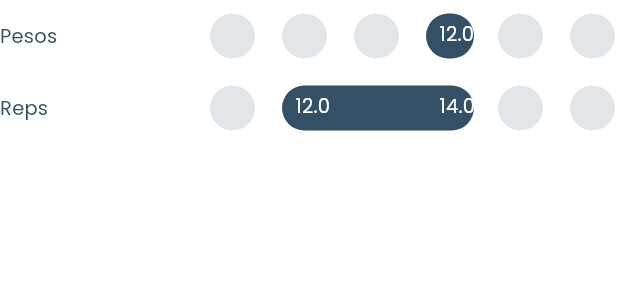
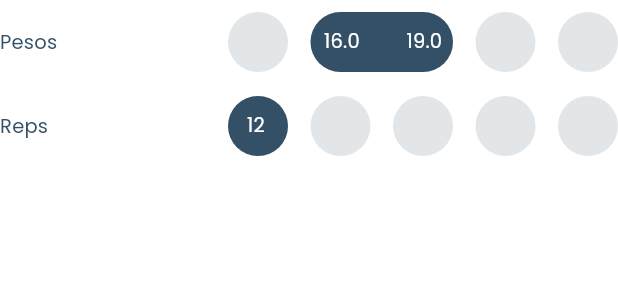
Before and after one commit to jreyesgfi/flutter_train_tracker_app, a Flutter app: the SessionInfoWidget widget shown alone on an empty page, opened directly, on a phone screen of 412 x 824 dp. Shown: the top 300 px of the screen. Run offline on Flutter 3.47's test engine with Material 3 defaults, Android fonts, the light colour scheme and no system bars; our stand-ins replace flutter_svg, shared_preferences; missing offline and left inert: amplify_auth_cognito, amplify_core, amplify_datastore, amplify_flutter; accounts and stored records are empty.

Commit message:
Updated Session Info Widget UI

```diff
--- a/lib/presentation_layer/screens/widget_testing_screen.dart
+++ b/lib/presentation_layer/screens/widget_testing_screen.dart
@@ -11,10 +11,10 @@ final lastTrainingData = SessionInfoSchema(
     exerciseName: "Elevaciones Frontales",
     muscleGroup: "Hombro",
     timeSinceLastSession: 6,
-    minWeight: 12,
-    maxWeight: 12,
+    minWeight: 16,
+    maxWeight: 19,
     minReps: 12,
-    maxReps: 14);
+    maxReps: 12);
 
 class TestingScreen extends StatefulWidget {
   @override
--- a/lib/presentation_layer/widgets/common/custom_slider.dart
+++ b/lib/presentation_layer/widgets/common/custom_slider.dart
@@ -4,31 +4,34 @@ import 'dart:math' as math;
 class InfoChartLastTrain extends StatelessWidget {
   final double minVal;
   final double maxVal;
-  final bool right;
+  final int initialIndex;
+  final int lastIndex;
+  final bool decimal;
 
   const InfoChartLastTrain({
     super.key,
     required this.minVal,
     required this.maxVal,
-    this.right = true,
+    this.initialIndex = 0,
+    this.lastIndex = 4,
+    this.decimal = true,
   }) : assert(minVal <= maxVal, 'minVal should not be greater than maxVal');
 
   @override
   Widget build(BuildContext context) {
     final theme = Theme.of(context);
-    const double height = 32.0;
-    const double gap = 16.0;
-    const int dotsNum = 6;
+    const double height = 40.0;
+    const double gap = 15.0;
+    const int dotsNum = 5;
 
-    const width = (gap + height) * dotsNum;
-    final int range = math.min(maxVal - minVal, 2).toInt();
-    final double rangeBarWidth = range * (height + gap) + height;
+    const totalWidth = (gap + height) * dotsNum;
 
     List<double> positions = List.generate(dotsNum, (i) => i * (height + gap) + gap);
 
-    final int initialIndex = (right == true ? 3 : 2) - (range == 2 ? 1 : 0);
     final double scaledMinPos = positions[initialIndex];
-    final double scaledMaxPos = positions[initialIndex + range];
+    final double scaledMaxPos = positions[lastIndex];
+    final double rangeBarWidth = maxVal == minVal ? height : scaledMaxPos - scaledMinPos + height;
+
     List<Widget> dots = List.generate(dotsNum, (j) {
       return Positioned(
         left: positions[j],
@@ -37,7 +40,7 @@ class InfoChartLastTrain extends StatelessWidget {
     });
 
     return Container(
-      width: width,
+      width: totalWidth,
       height: height,
       margin: const EdgeInsets.symmetric(vertical: 8.0),
       child: Stack(
@@ -46,14 +49,14 @@ class InfoChartLastTrain extends StatelessWidget {
           ...dots,
           _buildRangeBar(theme, scaledMinPos, rangeBarWidth),
           Positioned(
-            left: 9+scaledMinPos,
-            top: 8,
-            child: _buildLabel(theme, minVal.toString(), minVal != maxVal),
+            left: 9 + scaledMinPos,
+            top: 13,
+            child: _buildLabel(theme, _formatNumber(minVal), true),
           ),
           Positioned(
-            left: 9+scaledMaxPos,
-            top: 8,
-            child: _buildLabel(theme, maxVal.toString(), true),
+            left: 9 + scaledMaxPos,
+            top: 13,
+            child: _buildLabel(theme, _formatNumber(maxVal), minVal != maxVal),
           ),
         ],
       ),
@@ -65,10 +68,10 @@ class InfoChartLastTrain extends StatelessWidget {
       left: start,
       width: width,
       child: Container(
-        height: 30,
+        height: 40,
         decoration: BoxDecoration(
           color: theme.primaryColorDark,
-          borderRadius: BorderRadius.circular(15),
+          borderRadius: BorderRadius.circular(20),
         ),
       ),
     );
@@ -76,8 +79,8 @@ class InfoChartLastTrain extends StatelessWidget {
 
   Widget _buildDot(ThemeData theme) {
     return Container(
-      width: 30,
-      height: 30,
+      width: 40,
+      height: 40,
       decoration: BoxDecoration(
         color: theme.primaryColorLight,
         shape: BoxShape.circle,
@@ -92,4 +95,8 @@ class InfoChartLastTrain extends StatelessWidget {
       style: theme.textTheme.bodyMedium?.copyWith(color: theme.scaffoldBackgroundColor),
     );
   }
+
+  String _formatNumber(double number) {
+    return decimal ? number.toStringAsFixed(1) : ' ${number.toInt().toString()}';
+  }
 }
--- a/lib/presentation_layer/widgets/trainingSession/session_info_widget.dart
+++ b/lib/presentation_layer/widgets/trainingSession/session_info_widget.dart
@@ -16,6 +16,16 @@ class SessionInfoWidget extends StatelessWidget {
   Widget build(BuildContext context) {
     final theme = Theme.of(context);
 
+    List<double> values = [
+      sessionInfo.minReps.toDouble(),
+      sessionInfo.maxReps.toDouble(),
+      sessionInfo.minWeight,
+      sessionInfo.maxWeight
+    ];
+
+    List<double> valuesSorted = List.from(
+      values.toSet())..sort();
+
     return Container(
       decoration: BoxDecoration(
         color: Colors.white,
@@ -33,7 +43,9 @@ class SessionInfoWidget extends StatelessWidget {
                 alignment: Alignment.centerRight,
                 child: InfoChartLastTrain(
                   minVal: sessionInfo.minWeight,
-                  maxVal: sessionInfo.maxWeight),
+                  maxVal: sessionInfo.maxWeight,
+                  initialIndex: valuesSorted.indexOf(sessionInfo.minWeight),
+                  lastIndex: valuesSorted.indexOf(sessionInfo.maxWeight)),
               ),
             ],
           ),
@@ -47,7 +59,9 @@ class SessionInfoWidget extends StatelessWidget {
                 child:  InfoChartLastTrain(
                   minVal: sessionInfo.minReps.toDouble(),
                   maxVal: sessionInfo.maxReps.toDouble(),
-                  right: false,
+                  initialIndex: valuesSorted.indexOf(sessionInfo.minReps.toDouble()),
+                  lastIndex: valuesSorted.indexOf(sessionInfo.maxReps.toDouble()),
+                  decimal: false,
                   ),
               ),
             ],
```
